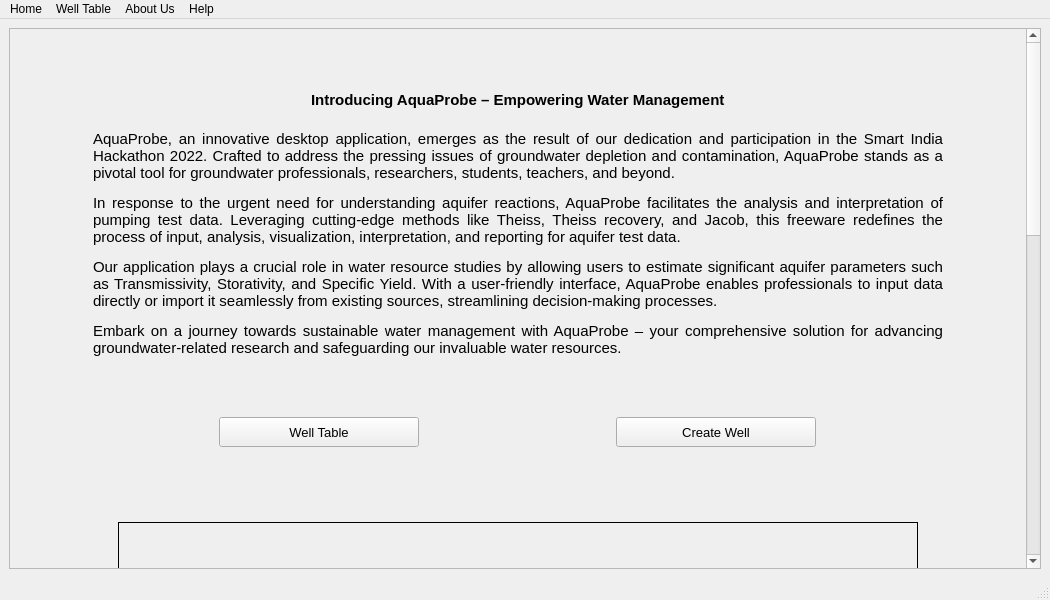
Old version of the form home_page.ui in the repository dhairyashil-G/CGWB-Desktop-App.
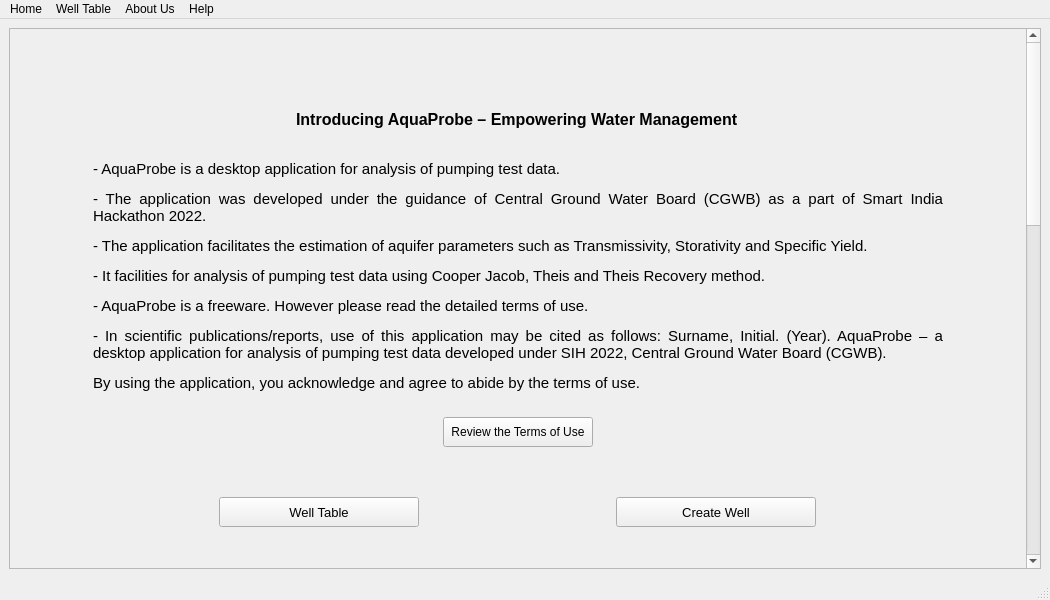
New version of the form. Icons and pictures are not drawn.

Commit message: Updates on home page

Diff of the .ui file:
```diff
--- a/home_page.ui
+++ b/home_page.ui
@@ -24,9 +24,9 @@
        <property name="geometry">
         <rect>
          <x>0</x>
-         <y>0</y>
+         <y>-327</y>
          <width>1013</width>
-         <height>1600</height>
+         <height>1816</height>
         </rect>
        </property>
        <layout class="QVBoxLayout" name="verticalLayout">
@@ -56,7 +56,7 @@
             </widget>
            </item>
            <item>
-            <widget class="QLabel" name="label">
+            <widget class="QLabel" name="label_5">
              <property name="maximumSize">
               <size>
                <width>200</width>
@@ -73,13 +73,35 @@
               <bool>true</bool>
              </property>
              <property name="wordWrap">
-              <bool>false</bool>
+              <bool>true</bool>
              </property>
             </widget>
            </item>
           </layout>
          </widget>
         </item>
+        <item alignment="Qt::AlignHCenter">
+         <widget class="QLabel" name="label">
+          <property name="maximumSize">
+           <size>
+            <width>300</width>
+            <height>150</height>
+           </size>
+          </property>
+          <property name="text">
+           <string/>
+          </property>
+          <property name="pixmap">
+           <pixmap>aquaprobe_logo.png</pixmap>
+          </property>
+          <property name="scaledContents">
+           <bool>true</bool>
+          </property>
+          <property name="wordWrap">
+           <bool>false</bool>
+          </property>
+         </widget>
+        </item>
         <item>
          <widget class="QWidget" name="widget_3" native="true">
           <property name="minimumSize">
@@ -91,7 +113,7 @@
           <property name="maximumSize">
            <size>
             <width>16777215</width>
-            <height>380</height>
+            <height>450</height>
            </size>
           </property>
           <layout class="QVBoxLayout" name="verticalLayout_2">
@@ -120,7 +142,7 @@
               <string notr="true"/>
              </property>
              <property name="text">
-              <string>Introducing AquaProbe – Empowering Water Management</string>
+              <string>&lt;html&gt;&lt;head/&gt;&lt;body&gt;&lt;p&gt;&lt;span style=&quot; font-size:12pt;&quot;&gt;Introducing AquaProbe – Empowering Water Management&lt;/span&gt;&lt;/p&gt;&lt;/body&gt;&lt;/html&gt;</string>
              </property>
             </widget>
            </item>
@@ -129,7 +151,7 @@
              <property name="minimumSize">
               <size>
                <width>850</width>
-               <height>200</height>
+               <height>270</height>
               </size>
              </property>
              <property name="maximumSize">
@@ -152,13 +174,32 @@
               <number>1</number>
              </property>
              <property name="text">
-              <string>&lt;html&gt;&lt;head/&gt;&lt;body&gt;&lt;p align=&quot;justify&quot;&gt;AquaProbe, an innovative desktop application, emerges as the result of our dedication and participation in the Smart India Hackathon 2022. Crafted to address the pressing issues of groundwater depletion and contamination, AquaProbe stands as a pivotal tool for groundwater professionals, researchers, students, teachers, and beyond.&lt;/p&gt;&lt;p align=&quot;justify&quot;&gt;In response to the urgent need for understanding aquifer reactions, AquaProbe facilitates the analysis and interpretation of pumping test data. Leveraging cutting-edge methods like Theiss, Theiss recovery, and Jacob, this freeware redefines the process of input, analysis, visualization, interpretation, and reporting for aquifer test data.&lt;/p&gt;&lt;p align=&quot;justify&quot;&gt;Our application plays a crucial role in water resource studies by allowing users to estimate significant aquifer parameters such as Transmissivity, Storativity, and Specific Yield. With a user-friendly interface, AquaProbe enables professionals to input data directly or import it seamlessly from existing sources, streamlining decision-making processes.&lt;/p&gt;&lt;p align=&quot;justify&quot;&gt;Embark on a journey towards sustainable water management with AquaProbe – your comprehensive solution for advancing groundwater-related research and safeguarding our invaluable water resources.&lt;/p&gt;&lt;/body&gt;&lt;/html&gt;</string>
+              <string>&lt;html&gt;&lt;head/&gt;&lt;body&gt;&lt;p align=&quot;justify&quot;&gt;- AquaProbe is a desktop application for analysis of pumping test data.&lt;/p&gt;&lt;p align=&quot;justify&quot;&gt;- The application was developed under the guidance of Central Ground Water Board (CGWB) as a part of Smart India Hackathon 2022. &lt;/p&gt;&lt;p align=&quot;justify&quot;&gt;- The application facilitates the estimation of aquifer parameters such as Transmissivity, Storativity and Specific Yield. &lt;/p&gt;&lt;p align=&quot;justify&quot;&gt;- It facilities for analysis of pumping test data using Cooper Jacob, Theis and Theis Recovery method.&lt;/p&gt;&lt;p align=&quot;justify&quot;&gt;- AquaProbe is a freeware. However please read the detailed terms of use.&lt;/p&gt;&lt;p align=&quot;justify&quot;&gt;- In scientific publications/reports, use of this application may be cited as follows: Surname, Initial. (Year). AquaProbe – a desktop application for analysis of pumping test data developed under SIH 2022, Central Ground Water Board (CGWB).&lt;/p&gt;&lt;p align=&quot;justify&quot;&gt;By using the application, you acknowledge and agree to abide by the terms of use.&lt;/p&gt;&lt;/body&gt;&lt;/html&gt;</string>
              </property>
              <property name="wordWrap">
               <bool>true</bool>
              </property>
             </widget>
            </item>
+           <item alignment="Qt::AlignHCenter">
+            <widget class="QPushButton" name="review_terms_button">
+             <property name="minimumSize">
+              <size>
+               <width>150</width>
+               <height>30</height>
+              </size>
+             </property>
+             <property name="maximumSize">
+              <size>
+               <width>200</width>
+               <height>30</height>
+              </size>
+             </property>
+             <property name="text">
+              <string>Review the Terms of Use</string>
+             </property>
+            </widget>
+           </item>
           </layout>
          </widget>
         </item>
```
Left out of the diff: 24 changed lines with no effect on the pictures. The commit also changes 2 other files.
